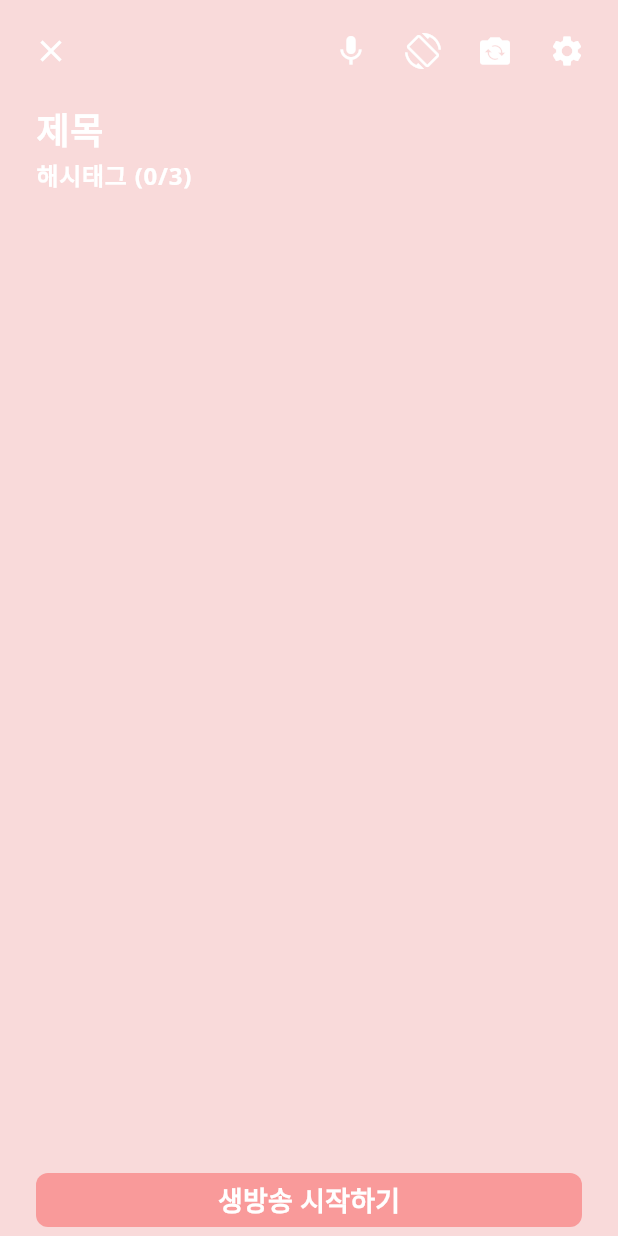
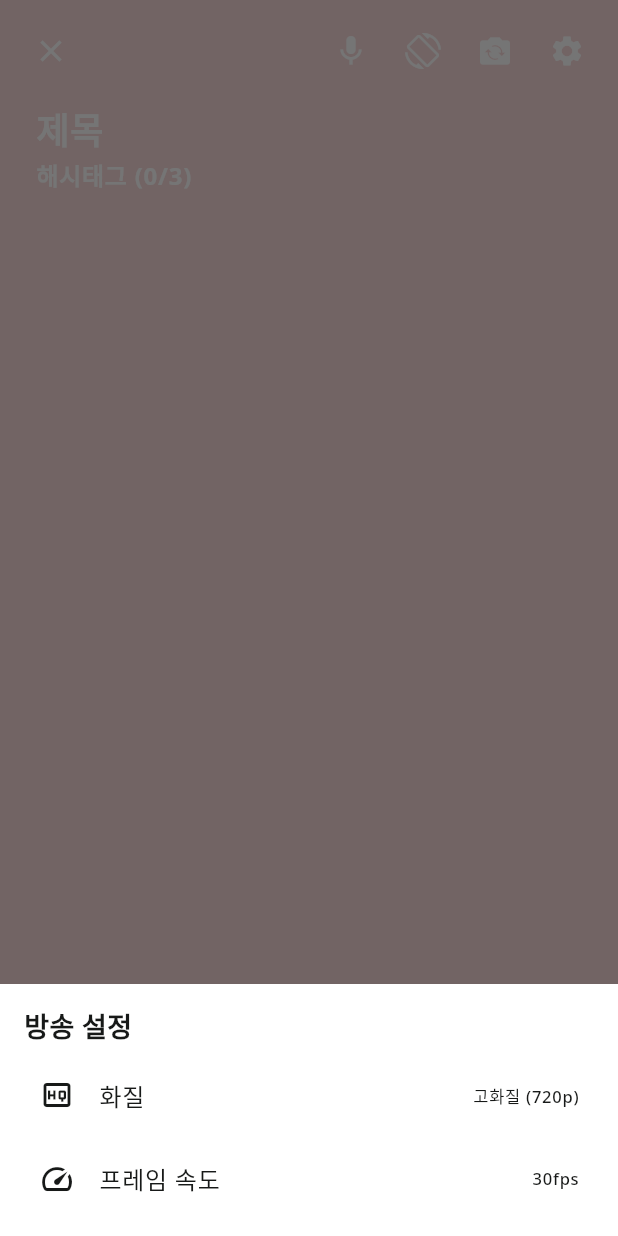
Before and after one commit to green-laviu/laviu-flutter, a Flutter app: the LivePreviewPage screen opened directly, after a tap on the "settings" icon, on a phone screen of 412 x 824 dp. Run offline on Flutter 3.47's test engine with Material 3 defaults, Android fonts, the phone set to English and light mode, and no system bars; our stand-ins replace dio, flutter_dotenv, flutter_riverpod, flutter_secure_storage, flutter_svg, google_fonts and 1 more; accounts and stored records are empty.

Commit message:
프리뷰 페이지 세팅 바텀시트 설정 추가

```diff
--- a/lib/ui/pages/live/preview_page/widgets/live_preview_icon_bar.dart
+++ b/lib/ui/pages/live/preview_page/widgets/live_preview_icon_bar.dart
@@ -1,6 +1,7 @@
 import 'package:flutter/material.dart';
 import 'package:laviu_flutter/_core/style/m_colors.dart';
 import 'package:laviu_flutter/_core/style/m_sizes.dart';
+import 'package:laviu_flutter/ui/pages/live/preview_page/widgets/live_preview_setting_sheet.dart';
 
 class LivePreviewIconBar extends StatelessWidget {
   const LivePreviewIconBar({
@@ -39,7 +40,20 @@ class LivePreviewIconBar extends StatelessWidget {
               // 방송 설정 버튼
               IconButton(
                 icon: Icon(Icons.settings, color: MColors.white),
-                onPressed: () {},
+                onPressed: () {
+                  showModalBottomSheet(
+                    context: context,
+                    useRootNavigator: true,
+                    isScrollControlled: false,
+                    backgroundColor: MColors.backgroundNormal,
+                    shape: RoundedRectangleBorder(
+                      borderRadius: BorderRadius.vertical(top: Radius.circular(0)),
+                    ),
+                    builder: (BuildContext sheetContext) {
+                      return LivePreviewSettingSheet();
+                    },
+                  );
+                },
               ),
             ],
           ),
--- /dev/null
+++ b/lib/ui/pages/live/preview_page/widgets/live_preview_setting_sheet.dart
@@ -0,0 +1,93 @@
+import 'package:flutter/material.dart';
+import 'package:laviu_flutter/_core/style/m_colors.dart';
+import 'package:laviu_flutter/_core/style/m_sizes.dart';
+import 'package:laviu_flutter/_core/style/m_text.dart';
+import 'package:laviu_flutter/ui/widgets/m_fps_sheet.dart';
+import 'package:laviu_flutter/ui/widgets/m_quality_sheet.dart';
+
+class LivePreviewSettingSheet extends StatelessWidget {
+  const LivePreviewSettingSheet({
+    super.key,
+  });
+
+  @override
+  Widget build(BuildContext context) {
+    return SafeArea(
+      top: false,
+      child: Padding(
+        padding: EdgeInsets.only(
+          top: MSizes.gapM,
+          bottom: MediaQuery.of(context).padding.bottom + MSizes.gapM,
+          left: MSizes.gapL,
+          right: MSizes.gapL,
+        ),
+        child: Column(
+          mainAxisSize: MainAxisSize.min,
+          crossAxisAlignment: CrossAxisAlignment.start,
+          children: [
+            // 제목
+            Padding(
+              padding: EdgeInsets.symmetric(vertical: MSizes.gapS),
+              child: Text(
+                '방송 설정',
+                style: MText.heading3Bold(color: MColors.textNormal),
+              ),
+            ),
+            // 화질
+            ListTile(
+              contentPadding: EdgeInsets.symmetric(horizontal: MSizes.gapM),
+              leading: Icon(Icons.high_quality_outlined, color: MColors.textNormal),
+              title: Text(
+                '화질',
+                style: TextStyle(color: MColors.textNormal, fontWeight: FontWeight.w500),
+              ),
+              trailing: Text(
+                '고화질 (720p)',
+                style: TextStyle(color: MColors.textNormal, fontWeight: FontWeight.w500),
+              ),
+              onTap: () {
+                showModalBottomSheet(
+                  context: context,
+                  isScrollControlled: false,
+                  backgroundColor: MColors.backgroundNormal,
+                  shape: RoundedRectangleBorder(
+                    borderRadius: BorderRadius.vertical(top: Radius.circular(0)),
+                  ),
+                  builder: (BuildContext context) {
+                    return MQualitySheet();
+                  },
+                );
+              },
+            ),
+            // 프레임 속도
+            ListTile(
+              contentPadding: EdgeInsets.symmetric(horizontal: MSizes.gapM),
+              leading: Icon(Icons.speed, color: MColors.textNormal),
+              title: Text(
+                '프레임 속도',
+                style: TextStyle(color: MColors.textNormal, fontWeight: FontWeight.w500),
+              ),
+              trailing: Text(
+                '30fps',
+                style: TextStyle(color: MColors.textNormal, fontWeight: FontWeight.w500),
+              ),
+              onTap: () {
+                showModalBottomSheet(
+                  context: context,
+                  isScrollControlled: false,
+                  backgroundColor: MColors.backgroundNormal,
+                  shape: RoundedRectangleBorder(
+                    borderRadius: BorderRadius.vertical(top: Radius.circular(0)),
+                  ),
+                  builder: (BuildContext context) {
+                    return MFpsSheet();
+                  },
+                );
+              },
+            ),
+          ],
+        ),
+      ),
+    );
+  }
+}
```
